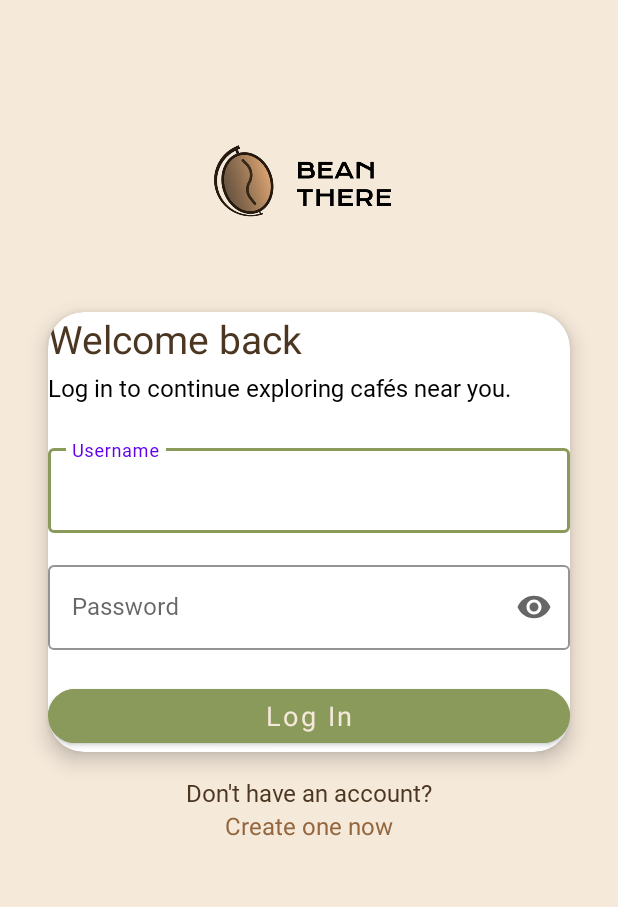
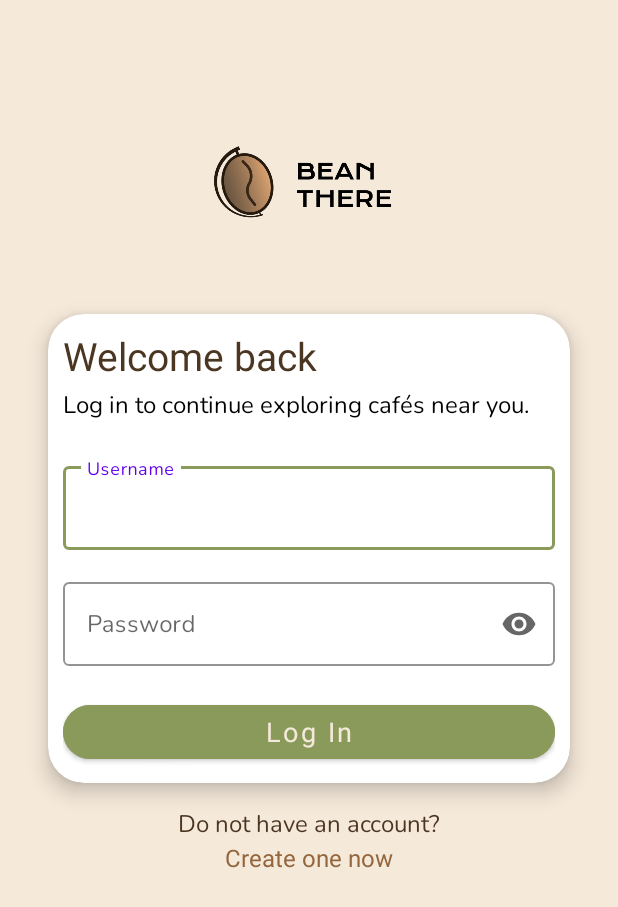
Before and after one commit to ReaperX0402/Bean_There, an Android app built with Jetpack Compose: the screen it shows after launch (LoginActivity), on a phone screen of 412 x 824 dp. Shown: the top 907 px of the screen. Run offline under Robolectric (Android 15) with nearby library versions, the phone set to English and light mode, and no system bars; Roboto replaces fonts that are not available here.

Commit message:
Update of sign_up and login logic

```diff
--- a/app/src/main/AndroidManifest.xml
+++ b/app/src/main/AndroidManifest.xml
@@ -8,9 +8,9 @@
         android:allowBackup="true"
         android:dataExtractionRules="@xml/data_extraction_rules"
         android:fullBackupContent="@xml/backup_rules"
-        android:icon="@mipmap/ic_launcher"
+        android:icon="@drawable/coffee_points"
         android:label="@string/app_name"
-        android:roundIcon="@mipmap/ic_launcher_round"
+        android:roundIcon="@drawable/coffee_points"
         android:supportsRtl="true"
         android:theme="@style/Theme.MyApplication"
         tools:targetApi="31">
--- a/app/src/main/res/layout/activity_login.xml
+++ b/app/src/main/res/layout/activity_login.xml
@@ -37,7 +37,9 @@
 
         <androidx.constraintlayout.widget.ConstraintLayout
             android:layout_width="match_parent"
-            android:layout_height="wrap_content">
+            android:layout_height="wrap_content"
+            android:padding="10dp"
+            >
 
             <TextView
                 android:id="@+id/login_title"
@@ -55,7 +57,7 @@
                 android:layout_width="0dp"
                 android:layout_height="wrap_content"
                 android:layout_marginTop="4dp"
-                android:fontFamily="@font/nunito_regular"
+                android:fontFamily="@font/nunito"
                 android:text="@string/login_subtitle"
                 android:textColor="@color/black"
                 android:textSize="16sp"
@@ -79,7 +81,7 @@
                     android:id="@+id/username_input"
                     android:layout_width="match_parent"
                     android:layout_height="wrap_content"
-                    android:fontFamily="@font/nunito_regular"
+                    android:fontFamily="@font/nunito"
                     android:hint="@string/hint_username"
                     android:inputType="text"
                     android:textColor="@color/coffee_brown" />
@@ -102,7 +104,7 @@
                     android:id="@+id/password_input"
                     android:layout_width="match_parent"
                     android:layout_height="wrap_content"
-                    android:fontFamily="@font/nunito_regular"
+                    android:fontFamily="@font/nunito"
                     android:hint="@string/hint_password"
                     android:inputType="textPassword"
                     android:textColor="@color/coffee_brown" />
@@ -113,7 +115,7 @@
                 android:layout_width="0dp"
                 android:layout_height="wrap_content"
                 android:layout_marginTop="12dp"
-                android:fontFamily="@font/nunito_regular"
+                android:fontFamily="@font/nunito"
                 android:textColor="@color/red"
                 android:textSize="14sp"
                 android:visibility="gone"
@@ -156,7 +158,7 @@
         android:id="@+id/sign_up_prompt"
         android:layout_width="wrap_content"
         android:layout_height="wrap_content"
-        android:fontFamily="@font/nunito_regular"
+        android:fontFamily="@font/nunito"
         android:text="@string/login_no_account"
         android:textColor="@color/coffee_brown"
         android:textSize="16sp"
--- a/app/src/main/res/values/strings.xml
+++ b/app/src/main/res/values/strings.xml
@@ -66,7 +66,7 @@
     <string name="login_title">Welcome back</string>
     <string name="login_subtitle">Log in to continue exploring cafés near you.</string>
     <string name="login_action">Log In</string>
-    <string name="login_no_account">Don't have an account?</string>
+    <string name="login_no_account">Do not have an account?</string>
     <string name="login_sign_up">Create one now</string>
     <string name="sign_up_title">Create Account</string>
     <string name="sign_up_subtitle">Join Bean There and start discovering cafés.</string>
```
Also changed, not shown: app/src/main/java/com/example/myapplication/data/UserRepository.kt (+6 -6 lines), app/src/main/res/layout/activity_sign_up.xml (+9 -7 lines).
